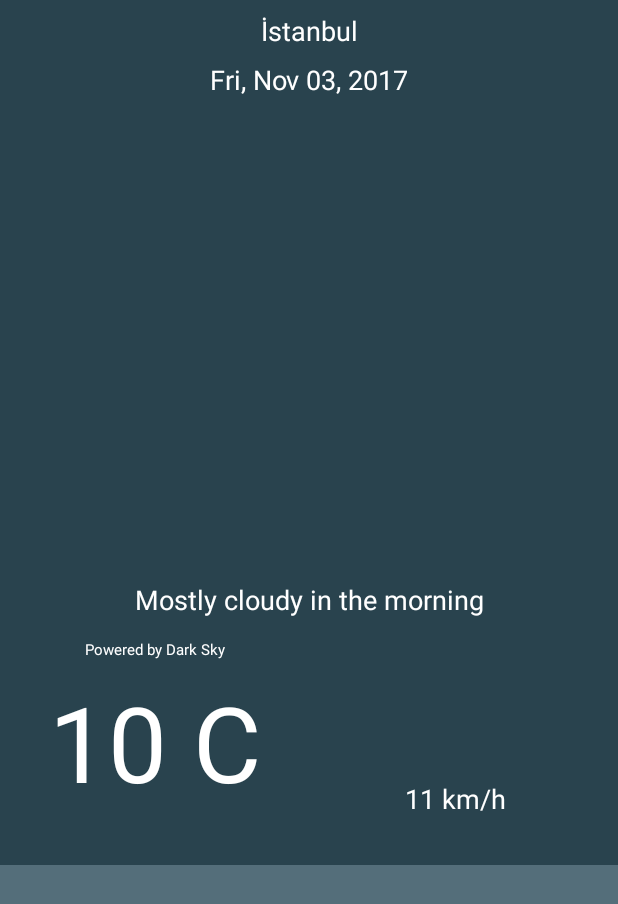
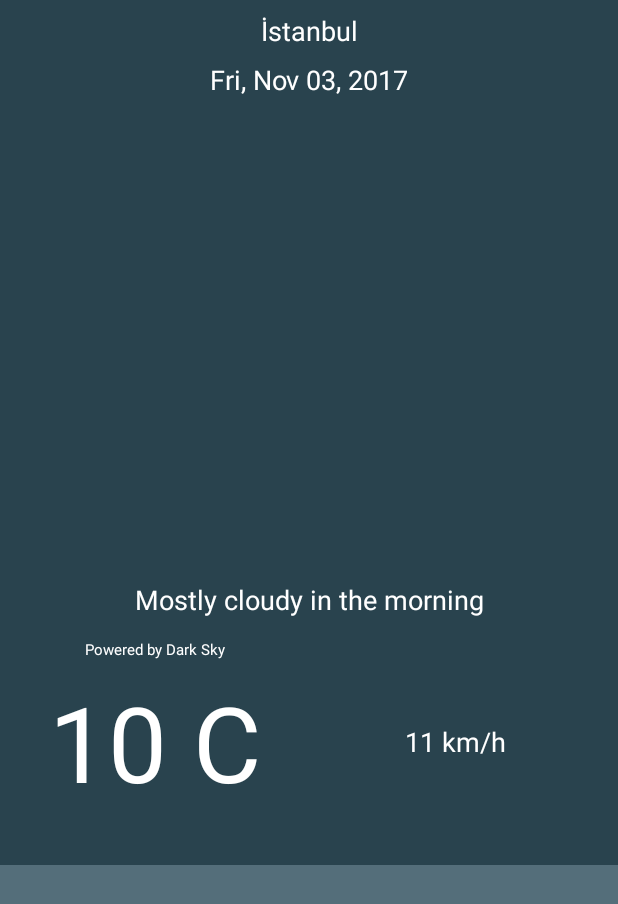
Before and after one commit to ardaozceviz/KotlinWeather, an Android app: the layout activity_main.xml on its own in the app's theme, with its tools: preview values and no code run, on a phone screen of 412 x 824 dp. Shown: the top 904 px of the screen. Run offline under Robolectric (Android 15) with nearby library versions, the phone set to English and light mode, and no system bars.

Commit message:
README update

```diff
--- a/app/src/main/res/layout/activity_main.xml
+++ b/app/src/main/res/layout/activity_main.xml
@@ -130,12 +130,14 @@
             android:layout_marginBottom="32dp"
             android:layout_marginEnd="16dp"
             android:layout_marginStart="8dp"
+            android:layout_marginTop="32dp"
             android:textColor="@color/colorText"
             android:textSize="18sp"
             app:layout_constraintBottom_toTopOf="@+id/guideline"
             app:layout_constraintEnd_toEndOf="parent"
             app:layout_constraintHorizontal_bias="0.0"
             app:layout_constraintStart_toEndOf="@+id/main_view_wind_icon"
+            app:layout_constraintTop_toTopOf="@+id/guideline2"
             tools:text="11 km/h" />
 
         <TextView
```
Also changed, not shown: 2 other files.
